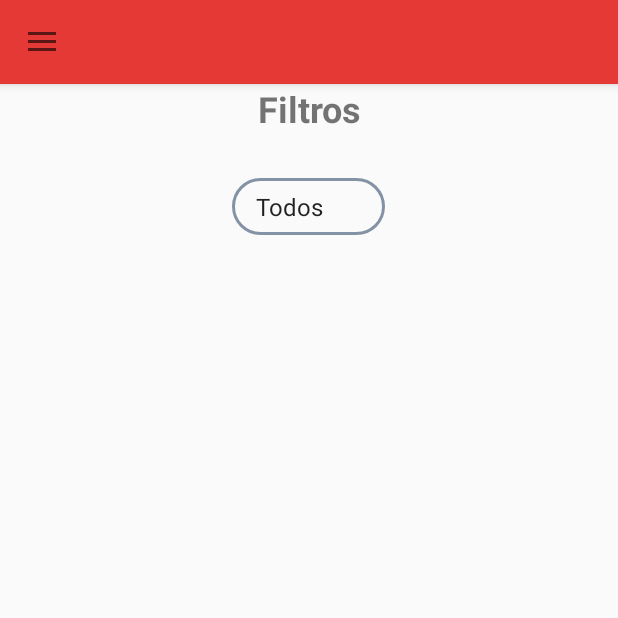
After one commit to anaflaviaqbar/Tastex-Projeto, an Android app: the fragment ComprarPrato placed in its activity, on a phone screen of 412 x 824 dp, the top half of it. The commit adds this screen. Run offline under Robolectric (Android 15) with nearby library versions, the phone set to English and light mode, and no system bars; our stand-ins replace Firebase (no records; nobody signed in at launch, a user with empty details on screens opened directly); pictures from the network do not load; 4 statements that could not run were skipped.

Commit message:
Comprar por Prato. Filtro.

```diff
--- a/app/src/main/AndroidManifest.xml
+++ b/app/src/main/AndroidManifest.xml
@@ -79,6 +79,7 @@
         <activity android:name=".Activity.PaginaPedidoSolComp" />
         <activity android:name=".Activity.PaginaPedidoSolVenda" />
         <activity android:name=".Activity.CompletarCadastroActivity"></activity>
+        <activity android:name=".Fragments.Pesquisar"></activity>
     </application>
 
 </manifest>
--- a/app/src/main/java/com/example/anafl/projetofirebase/Activity/PaginaVendedor.java
+++ b/app/src/main/java/com/example/anafl/projetofirebase/Activity/PaginaVendedor.java
@@ -6,6 +6,7 @@ import android.support.v7.app.AppCompatActivity;
 import android.os.Bundle;
 import android.support.v7.widget.LinearLayoutManager;
 import android.support.v7.widget.RecyclerView;
+import android.util.Log;
 import android.view.View;
 import android.widget.ImageView;
 import android.widget.TextView;
@@ -80,6 +81,8 @@ public class PaginaVendedor extends AppCompatActivity implements ClickRecyclerVi
         lerNomeComprador();
 
         lerNomeVendedor();
+
+        Log.d("ComprarPratoFragment", "Nome Vendedor: "+nomeVendedor);
 
         lerPratosDoVendedor();
 
@@ -194,8 +197,6 @@ public class PaginaVendedor extends AppCompatActivity implements ClickRecyclerVi
 
             }
         });
-
-
     }
 
     public void instanciarRecyclerView(/*View view,*/ List<Prato> listPratos){
--- a/app/src/main/java/com/example/anafl/projetofirebase/Fragments/Comprar.java
+++ b/app/src/main/java/com/example/anafl/projetofirebase/Fragments/Comprar.java
@@ -58,6 +58,7 @@ public class Comprar extends Fragment implements ClickRecyclerViewInterfaceVende
 
     private DatabaseReference databaseReference;
 
+
     public Comprar() {
         // Required empty public constructor
     }
@@ -94,6 +95,14 @@ public class Comprar extends Fragment implements ClickRecyclerViewInterfaceVende
 
 
         return view;
+    }
+
+    @Override
+    public void onResume() {
+        super.onResume();
+
+        lerUsuarios();
+
     }
 
     private void pesquisarUsuarios(final CharSequence pesquisa) {
--- /dev/null
+++ b/app/src/main/java/com/example/anafl/projetofirebase/Fragments/ComprarPrato.java
@@ -0,0 +1,251 @@
+package com.example.anafl.projetofirebase.Fragments;
+
+import android.content.Intent;
+import android.os.Bundle;
+import android.support.annotation.NonNull;
+import android.support.annotation.Nullable;
+import android.support.v4.app.Fragment;
+import android.support.v7.widget.LinearLayoutManager;
+import android.support.v7.widget.RecyclerView;
+import android.util.Log;
+import android.view.LayoutInflater;
+import android.view.View;
+import android.view.ViewGroup;
+import android.widget.AdapterView;
+import android.widget.ArrayAdapter;
+import android.widget.Spinner;
+
+import com.bumptech.glide.Glide;
+import com.example.anafl.projetofirebase.Activity.ComprarPratoActivity;
+import com.example.anafl.projetofirebase.Activity.PaginaVendedor;
+import com.example.anafl.projetofirebase.Entidades.Prato;
+import com.example.anafl.projetofirebase.Entidades.Usuario;
+import com.example.anafl.projetofirebase.Listas.ClickRecyclerViewInterfacePrato;
+import com.example.anafl.projetofirebase.Listas.PratoAdapter;
+import com.example.anafl.projetofirebase.R;
+import com.google.firebase.auth.FirebaseAuth;
+import com.google.firebase.auth.FirebaseUser;
+import com.google.firebase.database.DataSnapshot;
+import com.google.firebase.database.DatabaseError;
+import com.google.firebase.database.DatabaseReference;
+import com.google.firebase.database.FirebaseDatabase;
+import com.google.firebase.database.Query;
+import com.google.firebase.database.ValueEventListener;
+
+import java.util.ArrayList;
+import java.util.List;
+
+public class ComprarPrato extends Fragment implements ClickRecyclerViewInterfacePrato{
+
+
+    private DatabaseReference databaseReference;
+
+    private String uidComprador;
+
+    private RecyclerView mRecyclerView;
+    private PratoAdapter pratoAdapter;
+    private RecyclerView.LayoutManager mLayoutManager;
+
+    private Spinner spinTipoPratoCompPrato;
+    private int tipoPrato;
+
+    private String nomeComprador;
+    private String nomeVendedor;
+
+    private View view;
+
+    @Nullable
+    @Override
+    public View onCreateView(@NonNull LayoutInflater inflater, @Nullable ViewGroup container, @Nullable Bundle savedInstanceState) {
+        view = inflater.inflate(R.layout.fragment_comprar_prato, container, false);
+
+        uidComprador = null;
+        FirebaseUser user = FirebaseAuth.getInstance().getCurrentUser();
+        if(user != null){
+            uidComprador = user.getUid();
+        }
+        databaseReference = FirebaseDatabase.getInstance().getReference();
+
+        mRecyclerView = (RecyclerView) view.findViewById(R.id.rvPratosPesquisar);
+
+        mLayoutManager = new LinearLayoutManager(getContext());
+        mRecyclerView.setLayoutManager(mLayoutManager);
+
+        //Configuração Spinner
+        spinTipoPratoCompPrato = (Spinner) view.findViewById(R.id.spinTipoPratoCompPrato);
+        ArrayAdapter<CharSequence> adapter = ArrayAdapter.createFromResource(getContext(), R.array.tipos_pratos_pesquisar, android.R.layout.simple_spinner_item);
+        adapter.setDropDownViewResource(android.R.layout.simple_spinner_dropdown_item);
+        spinTipoPratoCompPrato.setAdapter(adapter);
+        spinTipoPratoCompPrato.setOnItemSelectedListener(new AdapterView.OnItemSelectedListener() {
+            @Override
+            public void onItemSelected(AdapterView<?> parent, View view, int position, long id) {
+                String stgTipoPrato = parent.getItemAtPosition(position).toString();
+                switch (stgTipoPrato){
+                    case "Normal":
+                        tipoPrato = 1;
+                        lerPratosFiltro();
+                        break;
+                    case "Low Carb":
+                        tipoPrato = 2;
+                        lerPratosFiltro();
+                        break;
+                    case "Vegetariano":
+                        tipoPrato = 3;
+                        lerPratosFiltro();
+                        break;
+                    case "Vegano":
+                        tipoPrato = 4;
+                        lerPratosFiltro();
+                        break;
+                    case "Todos":
+                        tipoPrato = 4;
+                        lerPratos();
+                        break;
+                    default:
+                        tipoPrato = 4;
+                }
+            }
+
+            @Override
+            public void onNothingSelected(AdapterView<?> parent) {
+
+            }
+        });
+
+        lerNomeComprador();
+
+        lerPratos();
+
+
+        return view;
+    }
+
+
+    private void lerPratos() {
+
+        Query query;
+        query = databaseReference.child("pratos");
+
+        query.addValueEventListener(new ValueEventListener() {
+            @Override
+            public void onDataChange(DataSnapshot dataSnapshot) {
+                List<Prato> listPratos = new ArrayList<Prato>();
+                for (DataSnapshot objSnapShot : dataSnapshot.getChildren()){
+                    Prato p = objSnapShot.getValue(Prato.class);
+
+                    listPratos.add(p);
+                }
+                setAdapterPratos(listPratos);
+            }
+
+            @Override
+            public void onCancelled(DatabaseError databaseError) {
+
+            }
+        });
+    }
+
+    private void lerPratosFiltro(){
+        Query query;
+        query = databaseReference.child("pratos");
+
+        query.addValueEventListener(new ValueEventListener() {
+            @Override
+            public void onDataChange(DataSnapshot dataSnapshot) {
+                List<Prato> listPratos = new ArrayList<Prato>();
+                for (DataSnapshot objSnapShot : dataSnapshot.getChildren()){
+                    Prato p = objSnapShot.getValue(Prato.class);
+
+                    if(p.getTipoPrato()== tipoPrato){
+                        listPratos.add(p);
+                    }
+
+                }
+                setAdapterPratos(listPratos);
+            }
+
+            @Override
+            public void onCancelled(DatabaseError databaseError) {
+
+            }
+        });
+    }
+
+    private void setAdapterPratos(List<Prato> listPratos) {
+
+        pratoAdapter = new PratoAdapter(listPratos, this);
+        mRecyclerView.setAdapter(pratoAdapter);
+    }
+
+
+    @Override
+    public void onCustomClick(Object object) {
+
+
+        Prato pratoAtual = (Prato) object;
+
+        //lerNomeVendedor(pratoAtual.getIdVendedor());
+
+        Intent comprarPrato = new Intent(getContext(), ComprarPratoActivity.class);
+        Bundle bundle = new Bundle();
+        bundle.putString("nome", pratoAtual.getNome());
+        bundle.putString("descricao", pratoAtual.getDescricao());
+        bundle.putString("idVendedor", pratoAtual.getIdVendedor());
+        bundle.putFloat("preco", pratoAtual.getPreco());
+        bundle.putString("uidPrato", pratoAtual.getUidPrato());
+        bundle.putInt("tipoPrato", pratoAtual.getTipoPrato());
+        //bundle.putString("nomeVendedor", nomeVendedor);
+        bundle.putString("nomeComprador", nomeComprador);
+        bundle.putString("imgPratoUrl", pratoAtual.getImgPratoUrl());
+        comprarPrato.putExtras(bundle);
+
+        startActivity(comprarPrato);
+
+    }
+
+    private void lerNomeComprador(){
+
+        Query queryV = databaseReference.child("users").orderByChild("id").equalTo(uidComprador);
+        queryV.addValueEventListener(new ValueEventListener() {
+            @Override
+            public void onDataChange(DataSnapshot dataSnapshot) {
+                List<Usuario> listUsers = new ArrayList<Usuario>();
+                for (DataSnapshot objSnapShot:dataSnapshot.getChildren()){
+                    Usuario u = objSnapShot.getValue(Usuario.class);
+
+                    listUsers.add(u);
+                }
+                nomeComprador = listUsers.get(0).getNome();
+                //txtNomeVendedor.setText(nomeVendedor);
+            }
+
+            @Override
+            public void onCancelled(DatabaseError databaseError) {
+
+            }
+        });
+    }
+    private void lerNomeVendedor(String idVendedor){
+
+        Query queryV = databaseReference.child("users").orderByChild("id").equalTo(idVendedor);
+        queryV.addValueEventListener(new ValueEventListener() {
+            @Override
+            public void onDataChange(DataSnapshot dataSnapshot) {
+                List<Usuario> listUsers = new ArrayList<>();
+                //aqui mano
+                for (DataSnapshot objSnapShot:dataSnapshot.getChildren()){
+                    Usuario u = objSnapShot.getValue(Usuario.class);
+
+                    listUsers.add(u);
+                }
+                nomeVendedor = listUsers.get(0).getNome();
+
+            }
+
+            @Override
+            public void onCancelled(DatabaseError databaseError) {
+
+            }
+        });
+    }
+}
--- a/app/src/main/res/layout/fragment_comprar.xml
+++ b/app/src/main/res/layout/fragment_comprar.xml
@@ -45,4 +45,6 @@
 
 
 
+
+
 </LinearLayout>
--- /dev/null
+++ b/app/src/main/res/layout/fragment_comprar_prato.xml
@@ -0,0 +1,31 @@
+<?xml version="1.0" encoding="utf-8"?>
+<LinearLayout
+    xmlns:android="http://schemas.android.com/apk/res/android" android:layout_width="match_parent"
+    android:layout_height="match_parent"
+    android:orientation="vertical">
+
+    <TextView
+        android:layout_width="match_parent"
+        android:layout_height="wrap_content"
+        android:text="Filtros"
+        android:textSize="24sp"
+        android:textStyle="bold"
+        android:gravity="center"/>
+
+    <Spinner
+        android:id="@+id/spinTipoPratoCompPrato"
+        android:layout_width="wrap_content"
+        android:layout_height="wrap_content"
+        android:layout_gravity="center"
+        android:padding="8dp"
+        android:background="@drawable/search_layout"
+        android:layout_marginTop="30sp">
+    </Spinner>
+
+    <android.support.v7.widget.RecyclerView
+        android:id="@+id/rvPratosPesquisar"
+        android:layout_width="match_parent"
+        android:layout_height="wrap_content"
+        android:scrollbars="vertical"></android.support.v7.widget.RecyclerView>
+
+</LinearLayout>
--- a/app/src/main/res/menu/activity_main_drawer.xml
+++ b/app/src/main/res/menu/activity_main_drawer.xml
@@ -23,7 +23,12 @@
         <item
             android:id="@+id/framCompra"
             android:icon="@drawable/compra"
-            android:title="Comprar"
+            android:title="Comprar por Vendedores"
+            />
+        <item
+            android:id="@+id/framComprarPrato"
+            android:icon="@drawable/compra"
+            android:title="Comprar por Pratos"
             />
         <item
             android:id="@+id/framVenda"
--- a/app/src/main/res/values/strings.xml
+++ b/app/src/main/res/values/strings.xml
@@ -21,4 +21,12 @@
         <item>Vegano</item>
         <item>Sem Classificação</item>
     </string-array>
+
+    <string-array name="tipos_pratos_pesquisar">
+        <item>Todos</item>
+        <item>Normal</item>
+        <item>Low Carb</item>
+        <item>Vegetariano</item>
+        <item>Vegano</item>
+    </string-array>
 </resources>
```
Also changed, not shown: app/src/main/java/com/example/anafl/projetofirebase/Activity/ComprarPratoActivity.java (+39 -1 lines), app/src/main/java/com/example/anafl/projetofirebase/Activity/MainActivity.java (+13 -1 lines), app/src/main/java/com/example/anafl/projetofirebase/Fragments/Pesquisar.java (added, +66 -0 lines), app/src/main/java/com/example/anafl/projetofirebase/Listas/SectionsPageAdapter.java (added, +42 -0 lines), app/src/main/res/layout/fragment_pesquisar.xml (added, +17 -0 lines). Lines whose indentation alone changed are shown as unchanged.
